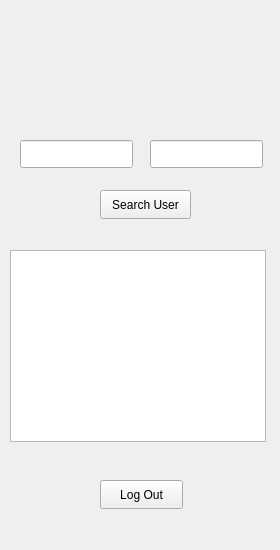
The window that mainwindow.ui (Zuprex/CS106-CovidApp) describes before a commit, drawn with Qt 5.
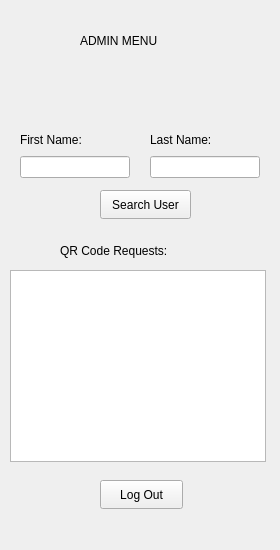
The same window after the commit. The open tabs and pages were chosen to show the change.

Patch:
```diff
--- a/mainwindow.ui
+++ b/mainwindow.ui
@@ -602,42 +602,100 @@
       <string>Search User</string>
      </property>
     </widget>
-    <widget class="QLineEdit" name="searchFNameUserLine_Admin">
-     <property name="geometry">
-      <rect>
-       <x>20</x>
-       <y>140</y>
-       <width>113</width>
-       <height>28</height>
-      </rect>
-     </property>
-     <property name="text">
-      <string/>
-     </property>
-    </widget>
-    <widget class="QLineEdit" name="searchLNameUserLine_Admin">
-     <property name="geometry">
-      <rect>
-       <x>150</x>
-       <y>140</y>
-       <width>113</width>
-       <height>28</height>
-      </rect>
-     </property>
-     <property name="text">
-      <string/>
-     </property>
-    </widget>
     <widget class="QListWidget" name="qrRequestList">
      <property name="geometry">
       <rect>
        <x>10</x>
-       <y>250</y>
+       <y>270</y>
        <width>256</width>
        <height>192</height>
       </rect>
      </property>
     </widget>
+    <widget class="QLabel" name="label_11">
+     <property name="geometry">
+      <rect>
+       <x>60</x>
+       <y>240</y>
+       <width>161</width>
+       <height>21</height>
+      </rect>
+     </property>
+     <property name="styleSheet">
+      <string notr="true">font: 14pt &quot;Segoe UI&quot;;</string>
+     </property>
+     <property name="text">
+      <string>QR Code Requests:</string>
+     </property>
+    </widget>
+    <widget class="QLabel" name="label_14">
+     <property name="geometry">
+      <rect>
+       <x>80</x>
+       <y>30</y>
+       <width>121</width>
+       <height>21</height>
+      </rect>
+     </property>
+     <property name="styleSheet">
+      <string notr="true">font: 14pt &quot;Segoe UI&quot;;</string>
+     </property>
+     <property name="text">
+      <string>ADMIN MENU</string>
+     </property>
+    </widget>
+    <widget class="QWidget" name="">
+     <property name="geometry">
+      <rect>
+       <x>20</x>
+       <y>130</y>
+       <width>110</width>
+       <height>48</height>
+      </rect>
+     </property>
+     <layout class="QVBoxLayout" name="verticalLayout_4">
+      <item>
+       <widget class="QLabel" name="label_12">
+        <property name="text">
+         <string>First Name:</string>
+        </property>
+       </widget>
+      </item>
+      <item>
+       <widget class="QLineEdit" name="searchFNameUserLine_Admin">
+        <property name="text">
+         <string/>
+        </property>
+       </widget>
+      </item>
+     </layout>
+    </widget>
+    <widget class="QWidget" name="">
+     <property name="geometry">
+      <rect>
+       <x>150</x>
+       <y>130</y>
+       <width>110</width>
+       <height>48</height>
+      </rect>
+     </property>
+     <layout class="QVBoxLayout" name="verticalLayout_5">
+      <item>
+       <widget class="QLabel" name="label_13">
+        <property name="text">
+         <string>Last Name:</string>
+        </property>
+       </widget>
+      </item>
+      <item>
+       <widget class="QLineEdit" name="searchLNameUserLine_Admin">
+        <property name="text">
+         <string/>
+        </property>
+       </widget>
+      </item>
+     </layout>
+    </widget>
    </widget>
    <widget class="QWidget" name="QRCode_UserPage">
     <widget class="QPushButton" name="qrCodeBackBttn_User">
```
Left out of the diff: 15 changed lines with no effect on the pictures.
